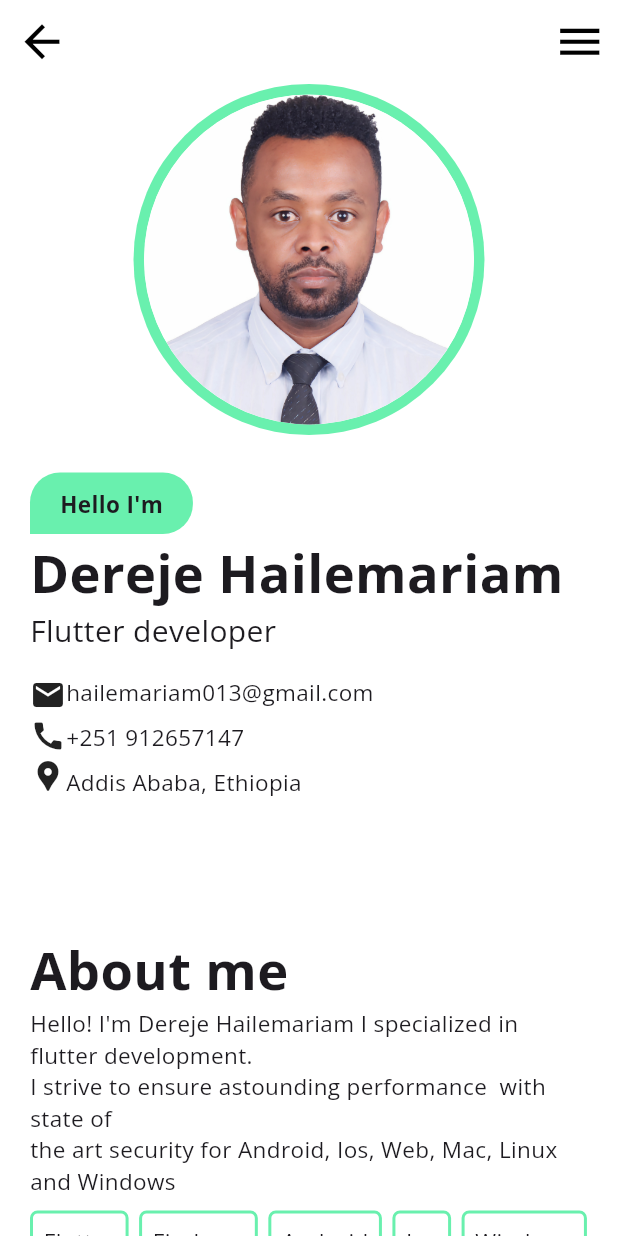
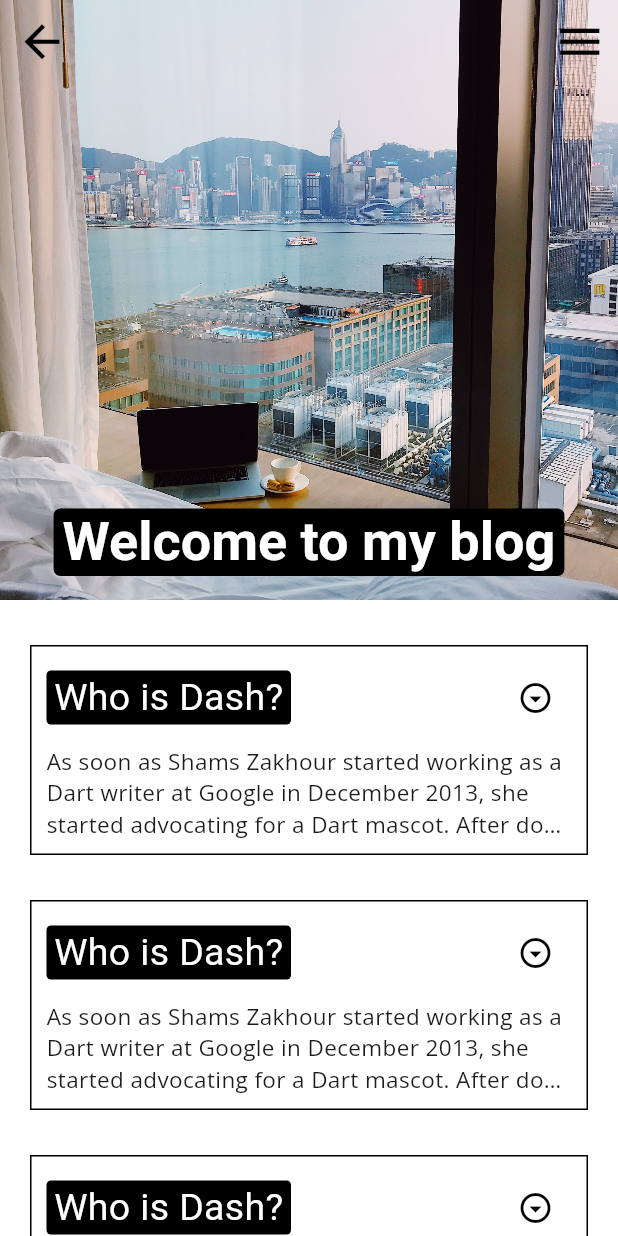
Before and after one commit to derejehm/portfolio, a Flutter app: the LandingPageWeb screen opened directly, after a tap on "Blog", on a phone screen of 412 x 824 dp. Run offline on Flutter 3.47's test engine with Material 3 defaults, Android fonts, the phone set to English and light mode, and no system bars; our stand-ins replace flutter_svg, google_fonts; missing offline and left inert: dynamic_path_url_strategy; Roboto replaces fonts that are missing (Abel).

Commit message:
Blog mobile completed.

```diff
--- a/lib/components.dart
+++ b/lib/components.dart
@@ -93,6 +93,33 @@ class _TabsMobileState extends State<TabsMobile> {
       onPressed: () {
         Navigator.of(context).pushNamed(widget.route);
       },
+    );
+  }
+}
+
+class AbelCustom extends StatelessWidget {
+  final text;
+  final size;
+  final color;
+  final fontWeight;
+
+  const AbelCustom({
+    super.key,
+    @required this.text,
+    @required this.size,
+    this.color,
+    this.fontWeight,
+  });
+
+  @override
+  Widget build(BuildContext context) {
+    return Text(
+      text,
+      style: GoogleFonts.abel(
+        fontSize: size,
+        color: color ?? Colors.black,
+        fontWeight: fontWeight ?? FontWeight.normal,
+      ),
     );
   }
 }
--- /dev/null
+++ b/lib/mobile/blog_mobile.dart
@@ -0,0 +1,131 @@
+import 'package:flutter/material.dart';
+import 'package:google_fonts/google_fonts.dart';
+import 'package:portfolio/components.dart';
+
+class BlogMobile extends StatefulWidget {
+  const BlogMobile({super.key});
+
+  @override
+  State<BlogMobile> createState() => _BlogMobileState();
+}
+
+class _BlogMobileState extends State<BlogMobile> {
+  @override
+  Widget build(BuildContext context) {
+    return SafeArea(
+      child: Scaffold(
+        extendBodyBehindAppBar: true,
+        backgroundColor: Colors.white,
+        endDrawer: DrawerMobile(),
+        body: NestedScrollView(
+          headerSliverBuilder: (BuildContext context, bool innerBoxIsScrolled) {
+            return <Widget>[
+              SliverAppBar(
+                expandedHeight: 400.0,
+                backgroundColor: Colors.white,
+                iconTheme: IconThemeData(color: Colors.black, size: 35.0),
+                flexibleSpace: FlexibleSpaceBar(
+                  centerTitle: true,
+                  title: Container(
+                    decoration: BoxDecoration(
+                      color: Colors.black,
+                      borderRadius: BorderRadius.circular(3.0),
+                    ),
+                    padding: EdgeInsets.symmetric(horizontal: 4.0),
+                    child: AbelCustom(
+                      text: "Welcome to my blog",
+                      size: 24.0,
+                      color: Colors.white,
+                      fontWeight: FontWeight.bold,
+                    ),
+                  ),
+                  background: Image.asset(
+                    "assets/blog.jpg",
+                    fit: BoxFit.cover,
+                    filterQuality: FilterQuality.high,
+                  ),
+                ),
+              ),
+            ];
+          },
+          body: ListView(
+            children: [
+              BlogPost(),
+              BlogPost(),
+              BlogPost(),
+              BlogPost(),
+              BlogPost(),
+            ],
+          ),
+        ),
+      ),
+    );
+  }
+}
+
+class BlogPost extends StatefulWidget {
+  const BlogPost({super.key});
+
+  @override
+  State<BlogPost> createState() => _BlogPostState();
+}
+
+class _BlogPostState extends State<BlogPost> {
+  bool expand = false;
+  @override
+  Widget build(BuildContext context) {
+    return Padding(
+      padding: const EdgeInsets.only(left: 20.0, right: 20.0, top: 30.0),
+      child: Container(
+        padding: EdgeInsets.all(10.0),
+        decoration: BoxDecoration(
+          border: Border.all(
+            style: BorderStyle.solid,
+            width: 1.0,
+            color: Colors.black,
+          ),
+        ),
+        child: Column(
+          crossAxisAlignment: CrossAxisAlignment.start,
+          children: [
+            Row(
+              mainAxisAlignment: MainAxisAlignment.spaceBetween,
+              children: [
+                Container(
+                  padding: EdgeInsets.symmetric(horizontal: 5.0),
+                  decoration: BoxDecoration(
+                    color: Colors.black,
+                    borderRadius: BorderRadius.circular(3.0),
+                  ),
+                  child: AbelCustom(
+                    text: "Who is Dash?",
+                    size: 25.0,
+                    color: Colors.white,
+                  ),
+                ),
+                IconButton(
+                  onPressed: () {
+                    setState(() {
+                      expand = !expand;
+                    });
+                  },
+                  icon: Icon(
+                    Icons.arrow_drop_down_circle_outlined,
+                    color: Colors.black,
+                  ),
+                ),
+              ],
+            ),
+            SizedBox(height: 7.0),
+            Text(
+              "As soon as Shams Zakhour started working as a Dart writer at Google in December 2013, she started advocating for a Dart mascot. After documenting Java for 14 years, she had observed how beloved the Java mascot, Duke, had become, and she wanted something similar for Dart.",
+              style: GoogleFonts.openSans(fontSize: 15.0),
+              maxLines: expand ? null : 3,
+              overflow: expand ? TextOverflow.visible : TextOverflow.ellipsis,
+            ),
+          ],
+        ),
+      ),
+    );
+  }
+}
--- a/lib/mobile/contact_mobile.dart
+++ b/lib/mobile/contact_mobile.dart
@@ -12,7 +12,8 @@ class _ContactMobileState extends State<ContactMobile> {
   @override
   Widget build(BuildContext context) {
     var widthDevice = MediaQuery.of(context).size.width;
-    return Scaffold(
+    return SafeArea(
+      child: Scaffold(
         extendBodyBehindAppBar: true,
         backgroundColor: Colors.white,
         endDrawer: DrawerMobile(),
@@ -83,6 +84,7 @@ class _ContactMobileState extends State<ContactMobile> {
             ),
           ),
         ),
+      ),
     );
   }
 }
--- a/lib/routes.dart
+++ b/lib/routes.dart
@@ -1,8 +1,10 @@
 import 'package:flutter/material.dart';
 import 'package:portfolio/mobile/about_mobile.dart';
+import 'package:portfolio/mobile/blog_mobile.dart';
 import 'package:portfolio/mobile/contact_mobile.dart';
 import 'package:portfolio/mobile/landing_page_mobile.dart';
 import 'package:portfolio/web/about_web.dart';
+import 'package:portfolio/web/blog_web.dart';
 import 'package:portfolio/web/contact_web.dart';
 import 'package:portfolio/web/landing_page_web.dart';
 
@@ -51,6 +53,20 @@ class Routes {
                 },
               ),
         );
+      case '/blog':
+        return MaterialPageRoute(
+          settings: settings,
+          builder:
+              (_) => LayoutBuilder(
+                builder: (context, constraints) {
+                  if (constraints.maxWidth > 800) {
+                    return BlogWeb();
+                  } else {
+                    return BlogMobile();
+                  }
+                },
+              ),
+        );
 
       default:
         return MaterialPageRoute(
--- /dev/null
+++ b/lib/web/blog_web.dart
@@ -0,0 +1,15 @@
+import 'package:flutter/material.dart';
+
+class BlogWeb extends StatefulWidget {
+  const BlogWeb({super.key});
+
+  @override
+  State<BlogWeb> createState() => _BlogWebState();
+}
+
+class _BlogWebState extends State<BlogWeb> {
+  @override
+  Widget build(BuildContext context) {
+    return const Placeholder();
+  }
+}
```
Also changed, not shown: assets/blog.jpg (added). Lines whose indentation alone changed are shown as unchanged.
